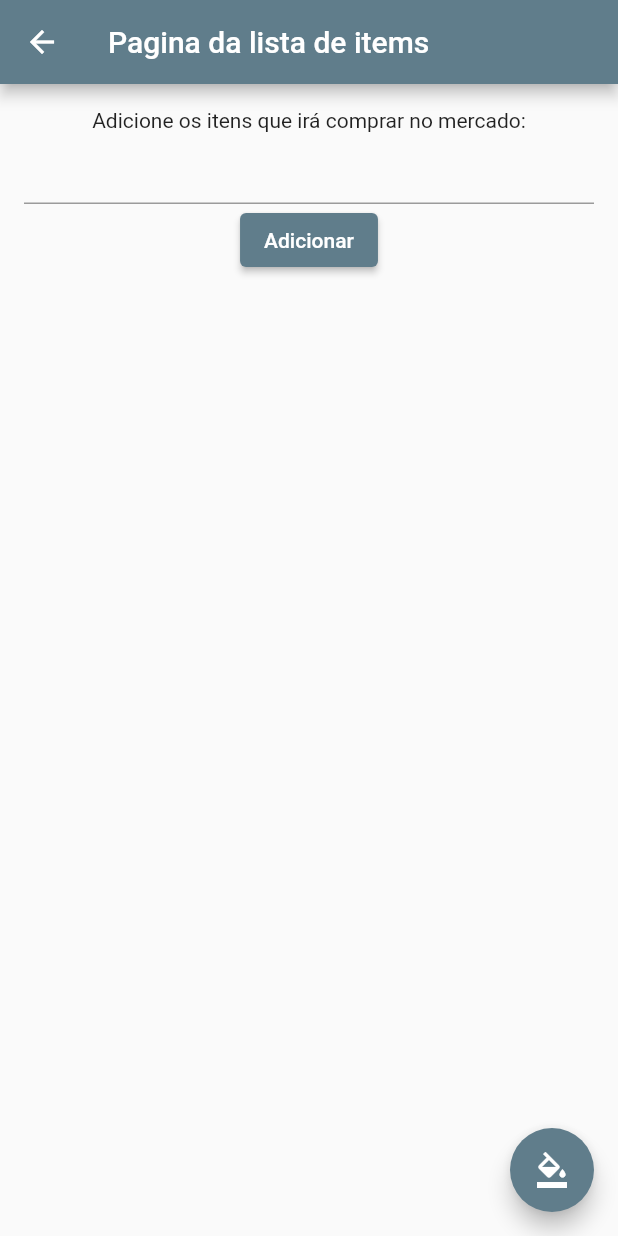
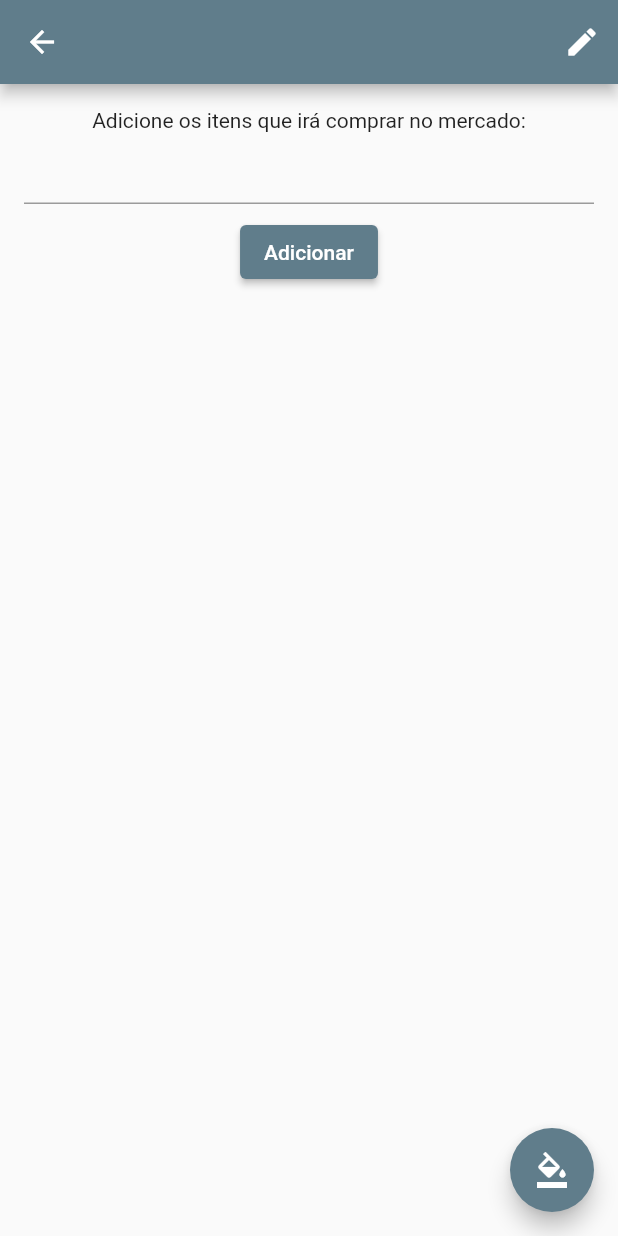
Before and after one commit to fredmessias43/merc_app, a Flutter app: the ListPage screen opened directly with empty values, on a phone screen of 412 x 824 dp. Run offline on Flutter 3.47's test engine with Material 2 defaults, Android fonts, the phone set to English and light mode, and no system bars.

Commit message:
fix some stuff and start to preparing in persist data

```diff
--- a/lib/components/mini_list.dart
+++ b/lib/components/mini_list.dart
@@ -1,7 +1,7 @@
 import 'package:flutter/material.dart';
 import 'package:flutter/widgets.dart';
 import 'package:merc_app/models/items_list.dart';
-import 'package:merc_app/utils/getColor.dart';
+import 'package:merc_app/utils/get_color.dart';
 
 class MiniList extends StatefulWidget {
   final ItemsList list;
@@ -47,7 +47,7 @@ class _MiniListState extends State<MiniList> {
                   ),
                 ),
                 SizedBox(
-                  height: 50,
+                  height: 200 - 68,
                   child: Padding(
                     padding: const EdgeInsets.only(left: 8, right: 8),
                     child: ListView.builder(
@@ -57,7 +57,7 @@ class _MiniListState extends State<MiniList> {
                         final item = widget.list.items.reversed.toList()[index];
 
                         return Container(
-                          color: getColor(index),
+                          color: item.color,
                           child: Padding(
                             padding: const EdgeInsets.only(
                                 top: 2, bottom: 2, left: 4, right: 100),
--- a/lib/models/item.dart
+++ b/lib/models/item.dart
@@ -1,7 +1,10 @@
+import 'dart:ui';
+
 class Item {
   int id;
   String name;
   bool done;
+  Color? color;
 
-  Item(this.id, this.name, this.done);
+  Item({required this.id, required  this.name, required  this.done, this.color});
 }
--- a/lib/models/items_list.dart
+++ b/lib/models/items_list.dart
@@ -5,5 +5,5 @@ class ItemsList {
   String name;
   List<Item> items;
 
-  ItemsList(this.id, this.name, this.items);
+  ItemsList({required this.id, required this.name, required this.items});
 }
--- a/lib/models/list_group.dart
+++ b/lib/models/list_group.dart
@@ -4,7 +4,7 @@ class ListGroup {
   int id;
   String name;
 
-  List<ItemsList>? itemsLists;
+  List<ItemsList> itemsLists;
 
-  ListGroup(this.id, this.name, this.itemsLists);
+  ListGroup({required this.id, required this.name, required this.itemsLists});
 }
--- a/lib/pages/list_page.dart
+++ b/lib/pages/list_page.dart
@@ -4,7 +4,7 @@ import 'package:flutter/material.dart';
 import 'package:merc_app/models/item.dart';
 import 'package:merc_app/models/items_list.dart';
 
-import '../utils/getColor.dart';
+import '../utils/get_color.dart';
 
 class ListPage extends StatefulWidget {
   final ItemsList itemsList;
@@ -22,16 +22,18 @@ class _ListPageState extends State<ListPage> {
   final _formKey = GlobalKey<FormState>();
 
   void fillItemsList() {
-    for (var i = 0; i < 1000; i++) {
+    for (var i = 0; i < 10; i++) {
       int rand = rng.nextInt(9999);
       setState(() {
-        widget.itemsList.items.add(Item(rand, rand.toString(), false));
+        widget.itemsList.items.add(Item(id: rand, name: rand.toString(), done: false,
+            color: getColor(widget.itemsList.items.length)));
       });
     }
   }
 
   void addItemToList(value) {
-    widget.itemsList.items.add(Item(rng.nextInt(9999), value, false));
+    widget.itemsList.items.add(Item(id: rng.nextInt(9999), name: value, done: false,
+        color: getColor(widget.itemsList.items.length)));
   }
 
   void removeItemFromList(int id) {
@@ -52,7 +54,7 @@ class _ListPageState extends State<ListPage> {
           onPressed: () => fillItemsList(),
           child: const Icon(Icons.format_color_fill)),
       appBar: AppBar(
-        title: const Text("Pagina da lista de items"),
+        title: Text(widget.itemsList.name),
         leading: IconButton(
           icon: const Icon(Icons.arrow_back),
           onPressed: () {
@@ -62,6 +64,12 @@ class _ListPageState extends State<ListPage> {
             );
           },
         ),
+        actions: <Widget>[
+          IconButton(
+            icon: const Icon(Icons.edit),
+            onPressed: () {},
+          ),
+        ],
       ),
       body: Center(
         child: Padding(
@@ -87,7 +95,9 @@ class _ListPageState extends State<ListPage> {
                         },
                       ),
                     ),
-                    ElevatedButton(
+                    Padding(
+                      padding: const EdgeInsets.all(8.0),
+                      child: ElevatedButton(
                           onPressed: () {
                             // Validate returns true if the form is valid, or false otherwise.
                             if (_formKey.currentState!.validate()) {
@@ -99,7 +109,8 @@ class _ListPageState extends State<ListPage> {
                               });
                             }
                           },
-                        child: const Text("Adicionar"))
+                          child: const Text("Adicionar")),
+                    )
                   ])),
               Expanded(
                   child: SizedBox(
@@ -117,7 +128,7 @@ class _ListPageState extends State<ListPage> {
 
                     return Container(
                       height: 50,
-                      color: getColor(index),
+                      color: item.color,
                       child: Padding(
                         padding: const EdgeInsets.only(left: 16, right: 16),
                         child: Row(
```
Also changed, not shown: lib/pages/list_group_page.dart (+12 -8 lines), lib/utils/get_color.dart (renamed from lib/utils/getColor.dart), pubspec.lock, 10 other files. Lines whose indentation alone changed are shown as unchanged.
